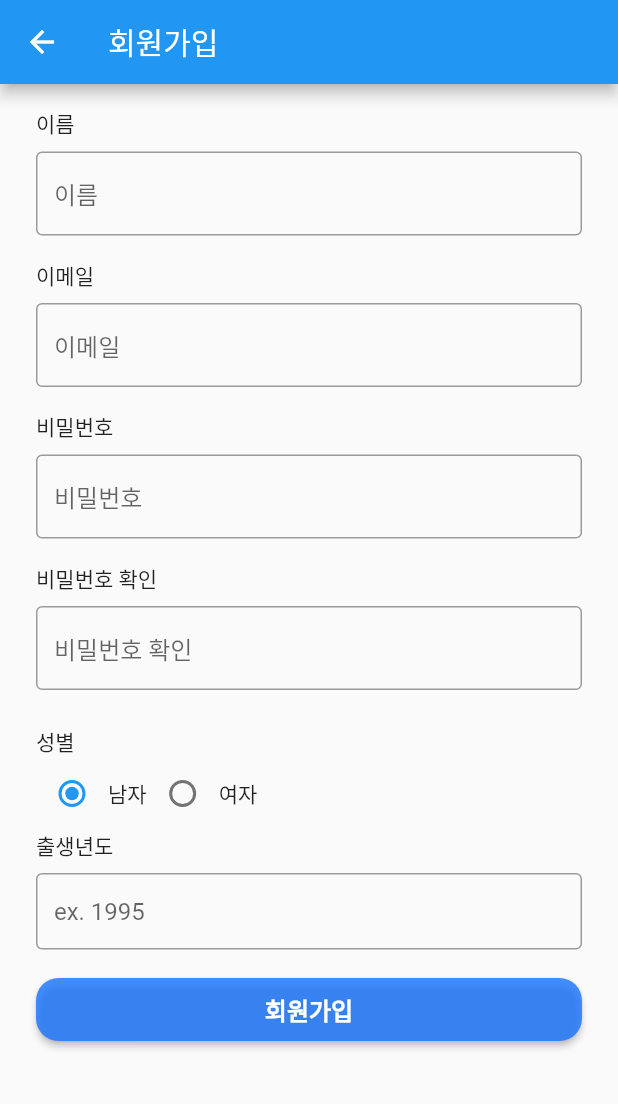
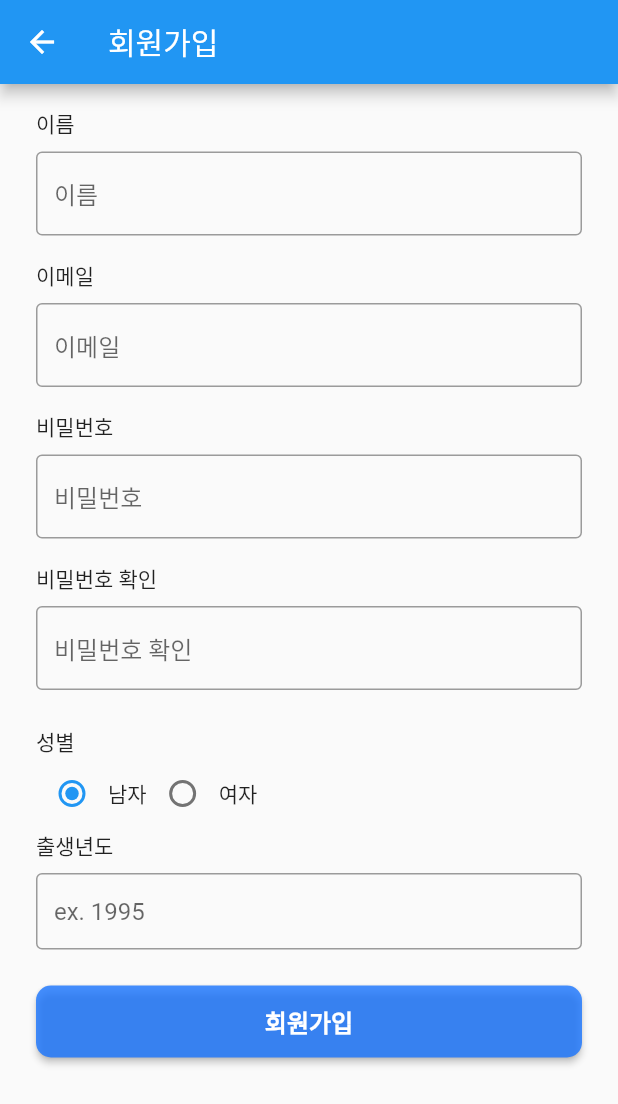
Before and after one commit to Ms-TROMM/FlutterApp, a Flutter app: the SignUpPage screen opened directly, on a phone screen of 412 x 824 dp. Shown: the top 1104 px of the screen. Run offline on Flutter 3.47's test engine with Material 2 defaults, Android fonts, the light colour scheme and no system bars; our stand-ins replace page_view_indicators, settings_ui.

Commit message:
fix signup page

```diff
--- a/lib/ui/authentication/signup.dart
+++ b/lib/ui/authentication/signup.dart
@@ -1,9 +1,11 @@
 import 'package:flutter/cupertino.dart';
 import 'package:flutter/material.dart';
 import 'package:flutter/widgets.dart';
+import 'package:ms_tromm/ui/authentication/signup_done.dart';
 import 'package:ms_tromm/ui/authentication/utils.dart';
 import 'package:ms_tromm/ui/authentication/validators.dart';
 import 'package:ms_tromm/ui/theme/colors.dart';
+import 'package:ms_tromm/ui/widgets/tromm_button.dart';
 
 class SignUpPage extends StatefulWidget {
   const SignUpPage({Key? key}) : super(key: key);
@@ -15,7 +17,6 @@ class SignUpPage extends StatefulWidget {
 enum Gender { male, female }
 
 class _SignUpPageState extends State<SignUpPage> {
-
   final _formKey = GlobalKey<FormState>();
   Gender _gender = Gender.male;
 
@@ -45,16 +46,25 @@ class _SignUpPageState extends State<SignUpPage> {
                       const Text("성별"),
                       Row(
                         children: [
-                          Radio<Gender>(value: Gender.male, groupValue: _gender, onChanged: (value){
+                          Radio<Gender>(
+                            value: Gender.male,
+                            groupValue: _gender,
+                            onChanged: (value) {
                               setState(() {
                                 _gender = value!;
                               });
-                          },), const Text("남자"),
-                          Radio<Gender>(value: Gender.female, groupValue: _gender, onChanged: (value){
+                            },
+                          ),
+                          const Text("남자"),
+                          Radio<Gender>(
+                              value: Gender.female,
+                              groupValue: _gender,
+                              onChanged: (value) {
                                 setState(() {
                                   _gender = value!;
                                 });
-                          }), const Text("여자")
+                              }),
+                          const Text("여자")
                         ],
                       )
                     ],
@@ -195,7 +205,7 @@ class _SignUpPageState extends State<SignUpPage> {
           return null;
         }
       },
-      onChanged: (value){
+      onChanged: (value) {
         if (value.isNotEmpty) {
           setState(() {
             // TODO Do something
@@ -206,11 +216,7 @@ class _SignUpPageState extends State<SignUpPage> {
   }
 
   _signUpButton() {
-    return Padding(
-      padding: const EdgeInsets.fromLTRB(8, 0, 8, 0),
-      child: MaterialButton(
-        height: 42,
-        minWidth: double.infinity,
+    return TrommButton(
         onPressed: () {
           // Validate returns true if the form is valid, or false otherwise.
           if (_formKey.currentState!.validate()) {
@@ -219,20 +225,14 @@ class _SignUpPageState extends State<SignUpPage> {
             ScaffoldMessenger.of(context).showSnackBar(
               const SnackBar(content: Text('Signing Up ...')),
             );
-
-            // TODO navigate
+            // FIXME
           }
+          // just navigate for now
+          Navigator.pushReplacement(
+              context,
+              MaterialPageRoute(
+                  builder: (context) => const SignUpDoneScreen()));
         },
-        child: const Text('회원가입',
-            style: TextStyle(
-                fontSize: 16,
-                fontWeight: FontWeight.bold,
-                color: Colors.white)),
-        color: MyColor.secondaryDark2,
-        shape: RoundedRectangleBorder(
-          borderRadius: BorderRadius.circular(15),
-        ),
-      ),
-    );
+        text: '회원가입');
   }
 }
--- /dev/null
+++ b/lib/ui/widgets/tromm_button.dart
@@ -0,0 +1,31 @@
+import 'package:flutter/cupertino.dart';
+import 'package:flutter/material.dart';
+import 'package:ms_tromm/ui/theme/colors.dart';
+
+class TrommButton extends StatelessWidget {
+  final GestureTapCallback onPressed;
+  final String text;
+  const TrommButton({Key? key, required this.onPressed, required this.text}) : super(key: key);
+
+  @override
+  Widget build(BuildContext context) {
+    return Padding(
+      padding: const EdgeInsets.all(8),
+      child: MaterialButton(
+        height: 48,
+        minWidth: double.infinity,
+        onPressed: onPressed,
+        child: Text(text,
+            style: const TextStyle(
+                fontSize: 16,
+                fontWeight: FontWeight.bold,
+                color: Colors.white)),
+        color: MyColor.secondaryDark2,
+        shape: RoundedRectangleBorder(
+          borderRadius: BorderRadius.circular(10),
+        ),
+      ),
+    );
+  }
+
+}
```
Also changed, not shown: lib/ui/authentication/login.dart (+9 -16 lines), lib/ui/authentication/signup_done.dart (+21 -1 lines), lib/ui/authentication/tutorial.dart (+15 -0 lines), assets/images/signup_success.png (added). Lines whose indentation alone changed are shown as unchanged.
